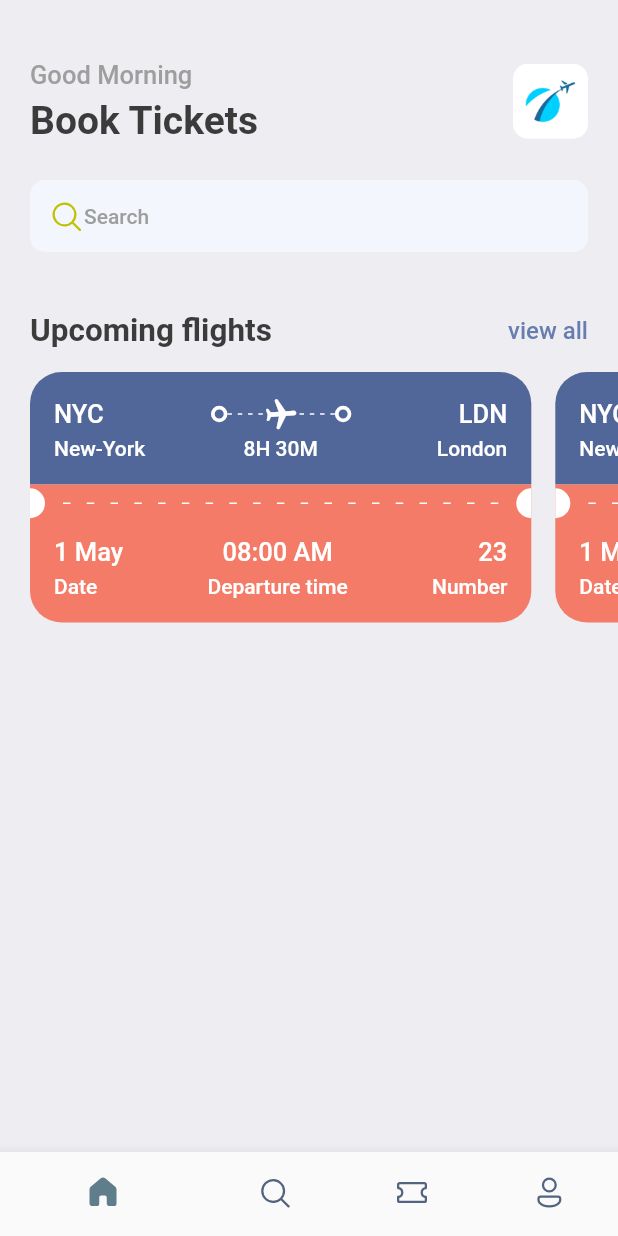
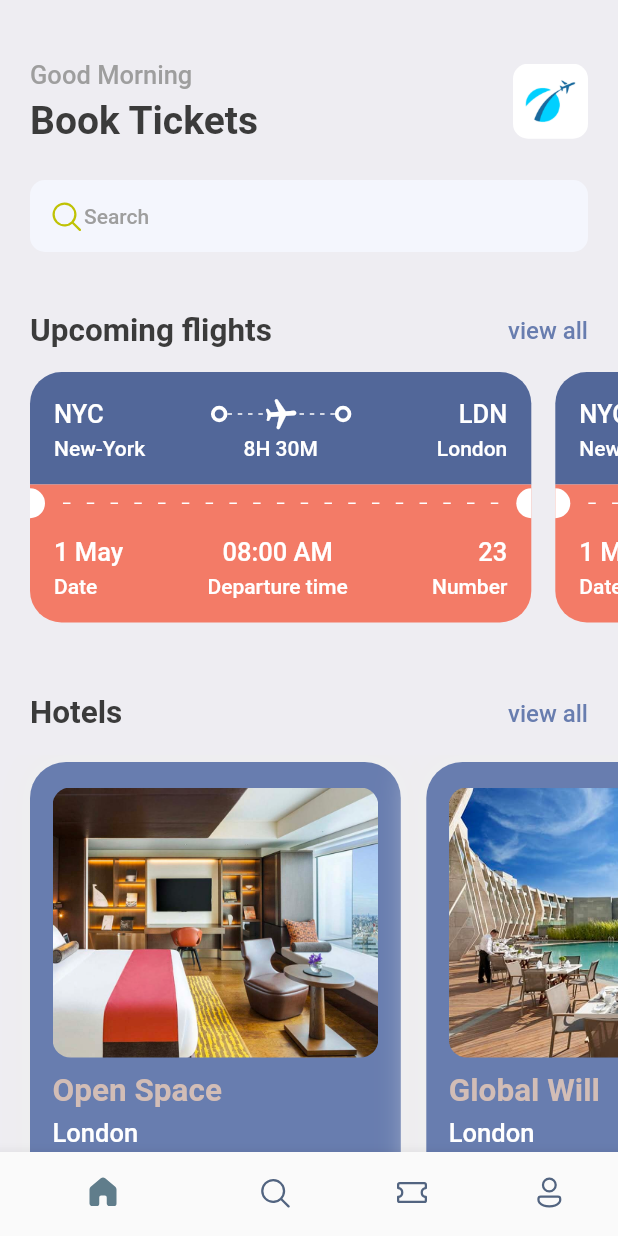
Before and after one commit to Linabousbih/TravelApp, a Flutter app: the screen it shows after launch, on a phone screen of 412 x 824 dp. Run offline on Flutter 3.47's test engine with Material 2 defaults, Android fonts, the phone set to English and light mode, and no system bars; our stand-ins replace fluentui_icons, gap.

Commit message:
First page completed

```diff
--- a/lib/screens/home_screen.dart
+++ b/lib/screens/home_screen.dart
@@ -1,4 +1,6 @@
+import 'package:first_one/screens/hotel_view.dart';
 import 'package:first_one/screens/ticket_view.dart';
+import 'package:first_one/utils/app_info_list.dart';
 import 'package:fluentui_icons/fluentui_icons.dart';
 import 'package:flutter/material.dart';
 import 'package:first_one/utils/app_styles.dart';
@@ -97,7 +99,37 @@ class HomeScreen extends StatelessWidget {
                 TicketView(),
               ],
             ),
-          )
+          ),
+          const Gap(15),
+          Container(
+            padding: const EdgeInsets.symmetric(horizontal: 20),
+            child: Row(
+              mainAxisAlignment: MainAxisAlignment.spaceBetween,
+              children: [
+                Text(
+                  "Hotels",
+                  style: Styles.headlineStyleM,
+                ),
+                InkWell(
+                    onTap: () {
+                      print("tapped");
+                    },
+                    child: Text(
+                      "view all",
+                      style:
+                          Styles.textStyle.copyWith(color: Styles.primaryColor),
+                    )),
+              ],
+            ),
+          ),
+          const Gap(15),
+          SingleChildScrollView(
+            scrollDirection: Axis.horizontal,
+            padding: const EdgeInsets.only(left: 20),
+            child: Row(
+              children:hotelList.map((hotel)=>HotelScreen(hotel: hotel)).toList()
+              ),
+            ),
         ],
       ),
     );
--- /dev/null
+++ b/lib/screens/hotel_view.dart
@@ -0,0 +1,57 @@
+import 'package:first_one/utils/app_layout.dart';
+import 'package:first_one/utils/app_styles.dart';
+import 'package:flutter/material.dart';
+import 'package:gap/gap.dart';
+
+class HotelScreen extends StatelessWidget {
+  final Map<String,dynamic> hotel;
+  const HotelScreen({Key? key,required this.hotel}) : super(key: key);
+
+  @override
+  Widget build(BuildContext context) {
+    print("Hotel price is ${hotel['price']}");
+    final size = AppLayout.getSize(context);
+    return Container(
+      width: size.width*0.6,
+      height: 350,
+      padding: const EdgeInsets.symmetric(horizontal: 15, vertical: 17),
+      margin: const EdgeInsets.only(right: 17,top: 5),
+      decoration: BoxDecoration(
+        color: Styles.primaryColor,
+        borderRadius: BorderRadius.circular(24),
+        boxShadow:[
+          BoxShadow(
+            color: Colors.grey.shade200,
+            blurRadius: 20,
+            spreadRadius: 5,
+          )
+      ],
+      ),
+
+      child: Column(
+        crossAxisAlignment: CrossAxisAlignment.start,
+        children: [
+        Container(
+          height: 180,
+          decoration: BoxDecoration(
+            borderRadius:BorderRadius.circular(12) ,
+            color: Styles.primaryColor,
+            image:  DecorationImage(
+              fit: BoxFit.cover,
+              image: AssetImage("assets/images/${hotel['image']}"))
+          ),
+        )
+      ,
+      const Gap(10),
+      Text(hotel['place'],
+      style: Styles.headlineStyleM.copyWith(color: Styles.kakiColor),),
+      const Gap(5),
+      Text(hotel['destination'],
+      style: Styles.headlineStyleS.copyWith(color: Colors.white),),
+      const Gap(8),
+      Text('\$${hotel['price']}',
+      style: Styles.headlineStyleM.copyWith(color: Colors.white),)
+      ]),
+    );
+  }
+}
--- /dev/null
+++ b/lib/utils/app_info_list.dart
@@ -0,0 +1,20 @@
+List<Map<String, dynamic>> hotelList = [
+  {
+    'image': 'one.png',
+    'place': 'Open Space',
+    'destination': 'London',
+    'price': 25
+  },
+  {
+    'image': 'two.png',
+    'place': 'Global Will',
+    'destination': 'London',
+    'price': 40
+  },
+  {
+    'image': 'three.png',
+    'place': 'Tallest Building',
+    'destination': 'Dubai',
+    'price': 68
+  },
+];
--- a/lib/utils/app_styles.dart
+++ b/lib/utils/app_styles.dart
@@ -7,6 +7,7 @@ class Styles{
   static Color textColor = const Color(0xFF3b3b3b);
   static Color bgColor = const  Color(0xFFeeedf2);
   static Color orangeColor = const Color(0xFFF37B67);
+  static Color kakiColor = const Color(0xFFd2bdb6);
   static TextStyle textStyle= TextStyle(fontSize:16 , fontWeight: FontWeight.w500, color: textColor);
   static TextStyle headlineStyle= TextStyle(fontSize:26 , fontWeight: FontWeight.bold, color: textColor);
   static TextStyle headlineStyleM= TextStyle(fontSize:21 , fontWeight: FontWeight.bold, color: textColor);
```
